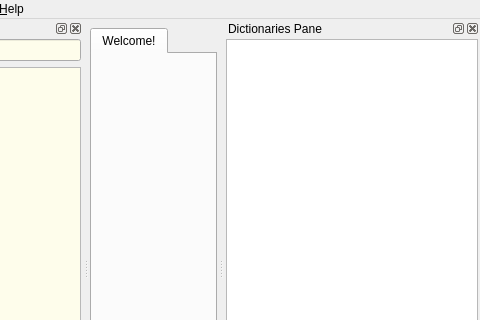
The window that mainwindow.ui (goldendict/goldendict) describes before a commit, drawn with Qt 5; both pictures show x 173 to 653 and y 0 to 320 of the 653 by 538 pixel window.
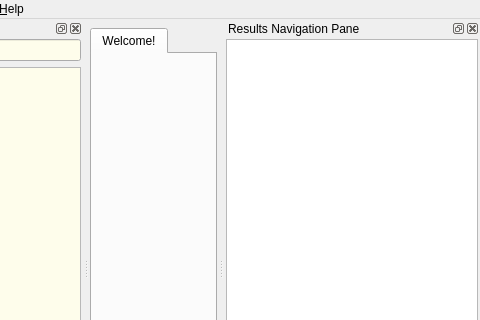
The same window after the commit. Icons and pictures are not drawn. Custom widgets are drawn as their Qt base class.

The edit to the form file:
```diff
--- a/mainwindow.ui
+++ b/mainwindow.ui
@@ -246,7 +246,7 @@
   </widget>
   <widget class="QDockWidget" name="dictsPane">
    <property name="windowTitle">
-    <string>Dictionaries Pane</string>
+    <string>Results Navigation Pane</string>
    </property>
    <attribute name="dockWidgetArea">
     <number>2</number>
```
